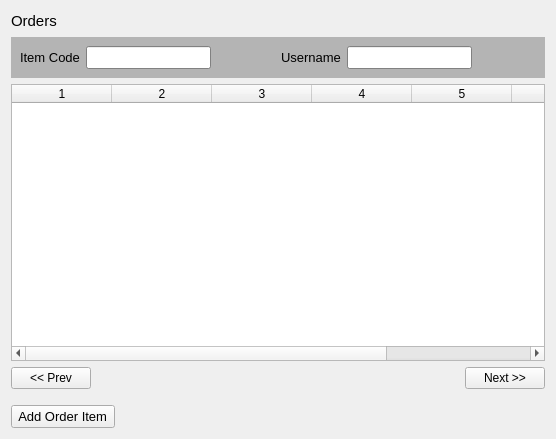
Watti/estorecpp, file estorecpp/manageorderitems.ui: the form before one commit.
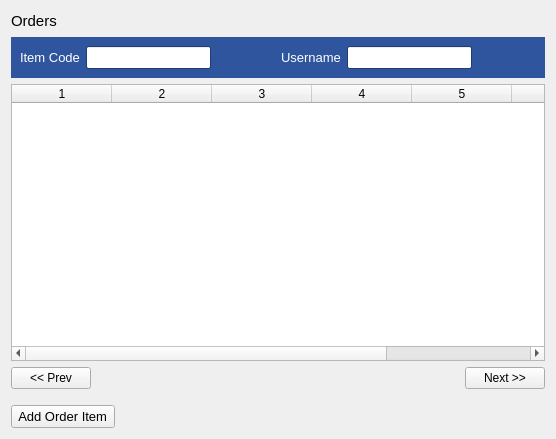
The form after the commit.

The edit to the form file:
```diff
--- a/estorecpp/manageorderitems.ui
+++ b/estorecpp/manageorderitems.ui
@@ -141,9 +141,9 @@
         <colorrole role="Window">
          <brush brushstyle="SolidPattern">
           <color alpha="255">
-           <red>180</red>
-           <green>180</green>
-           <blue>180</blue>
+           <red>46</red>
+           <green>85</green>
+           <blue>157</blue>
           </color>
          </brush>
         </colorrole>
@@ -278,9 +278,9 @@
         <colorrole role="Window">
          <brush brushstyle="SolidPattern">
           <color alpha="255">
-           <red>180</red>
-           <green>180</green>
-           <blue>180</blue>
+           <red>46</red>
+           <green>85</green>
+           <blue>157</blue>
           </color>
          </brush>
         </colorrole>
@@ -406,18 +406,18 @@
         <colorrole role="Base">
          <brush brushstyle="SolidPattern">
           <color alpha="255">
-           <red>180</red>
-           <green>180</green>
-           <blue>180</blue>
+           <red>46</red>
+           <green>85</green>
+           <blue>157</blue>
           </color>
          </brush>
         </colorrole>
         <colorrole role="Window">
          <brush brushstyle="SolidPattern">
           <color alpha="255">
-           <red>180</red>
-           <green>180</green>
-           <blue>180</blue>
+           <red>46</red>
+           <green>85</green>
+           <blue>157</blue>
           </color>
          </brush>
         </colorrole>
@@ -471,6 +471,43 @@
      <layout class="QHBoxLayout" name="horizontalLayout_3">
       <item>
        <widget class="QLabel" name="label_2">
+        <property name="palette">
+         <palette>
+          <active>
+           <colorrole role="WindowText">
+            <brush brushstyle="SolidPattern">
+             <color alpha="255">
+              <red>255</red>
+              <green>255</green>
+              <blue>255</blue>
+             </color>
+            </brush>
+           </colorrole>
+          </active>
+          <inactive>
+           <colorrole role="WindowText">
+            <brush brushstyle="SolidPattern">
+             <color alpha="255">
+              <red>255</red>
+              <green>255</green>
+              <blue>255</blue>
+             </color>
+            </brush>
+           </colorrole>
+          </inactive>
+          <disabled>
+           <colorrole role="WindowText">
+            <brush brushstyle="SolidPattern">
+             <color alpha="255">
+              <red>90</red>
+              <green>90</green>
+              <blue>90</blue>
+             </color>
+            </brush>
+           </colorrole>
+          </disabled>
+         </palette>
+        </property>
         <property name="text">
          <string>Item Code</string>
         </property>
@@ -497,6 +534,43 @@
       </item>
       <item>
        <widget class="QLabel" name="label_3">
+        <property name="palette">
+         <palette>
+          <active>
+           <colorrole role="WindowText">
+            <brush brushstyle="SolidPattern">
+             <color alpha="255">
+              <red>255</red>
+              <green>255</green>
+              <blue>255</blue>
+             </color>
+            </brush>
+           </colorrole>
+          </active>
+          <inactive>
+           <colorrole role="WindowText">
+            <brush brushstyle="SolidPattern">
+             <color alpha="255">
+              <red>255</red>
+              <green>255</green>
+              <blue>255</blue>
+             </color>
+            </brush>
+           </colorrole>
+          </inactive>
+          <disabled>
+           <colorrole role="WindowText">
+            <brush brushstyle="SolidPattern">
+             <color alpha="255">
+              <red>90</red>
+              <green>90</green>
+              <blue>90</blue>
+             </color>
+            </brush>
+           </colorrole>
+          </disabled>
+         </palette>
+        </property>
         <property name="text">
          <string>Username</string>
         </property>
```
